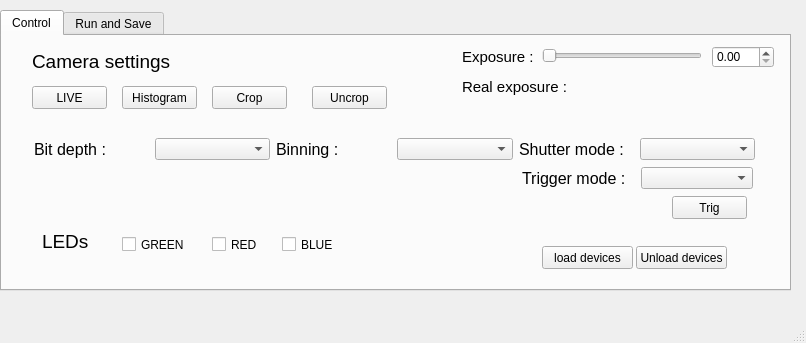
The window that isoi_window.ui (JohnstonLab/OMMI) describes before a commit, drawn with Qt 5.
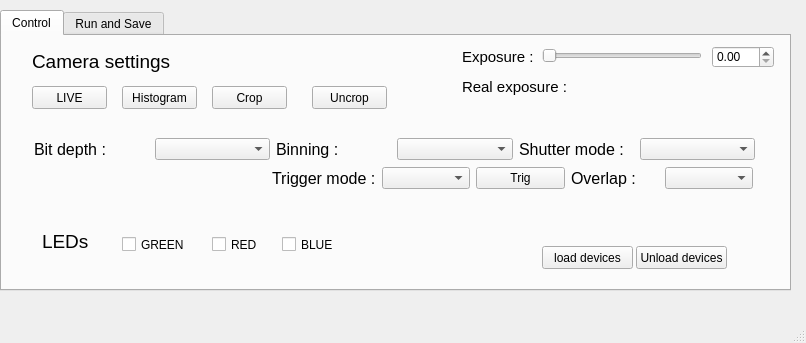
The same window after the commit.

What changed in the file:
```diff
--- a/isoi_window.ui
+++ b/isoi_window.ui
@@ -281,33 +281,6 @@
        </item>
       </layout>
      </widget>
-     <widget class="QWidget" name="layoutWidget">
-      <property name="geometry">
-       <rect>
-        <x>520</x>
-        <y>130</y>
-        <width>231</width>
-        <height>25</height>
-       </rect>
-      </property>
-      <layout class="QHBoxLayout" name="horizontalLayout_2">
-       <item>
-        <widget class="QLabel" name="label_14">
-         <property name="font">
-          <font>
-           <pointsize>12</pointsize>
-          </font>
-         </property>
-         <property name="text">
-          <string>Trigger mode :</string>
-         </property>
-        </widget>
-       </item>
-       <item>
-        <widget class="QComboBox" name="triggerBox"/>
-       </item>
-      </layout>
-     </widget>
      <widget class="QLabel" name="expLabel_2">
       <property name="geometry">
        <rect>
@@ -344,18 +317,54 @@
        <string/>
       </property>
      </widget>
-     <widget class="QPushButton" name="trigBtn">
+     <widget class="QWidget" name="">
       <property name="geometry">
        <rect>
-        <x>670</x>
-        <y>160</y>
-        <width>75</width>
-        <height>23</height>
+        <x>270</x>
+        <y>130</y>
+        <width>481</width>
+        <height>25</height>
        </rect>
       </property>
-      <property name="text">
-       <string>Trig</string>
-      </property>
+      <layout class="QHBoxLayout" name="horizontalLayout_2">
+       <item>
+        <widget class="QLabel" name="label_14">
+         <property name="font">
+          <font>
+           <pointsize>12</pointsize>
+          </font>
+         </property>
+         <property name="text">
+          <string>Trigger mode :</string>
+         </property>
+        </widget>
+       </item>
+       <item>
+        <widget class="QComboBox" name="triggerBox"/>
+       </item>
+       <item>
+        <widget class="QPushButton" name="trigBtn">
+         <property name="text">
+          <string>Trig</string>
+         </property>
+        </widget>
+       </item>
+       <item>
+        <widget class="QLabel" name="label_18">
+         <property name="font">
+          <font>
+           <pointsize>12</pointsize>
+          </font>
+         </property>
+         <property name="text">
+          <string>Overlap :</string>
+         </property>
+        </widget>
+       </item>
+       <item>
+        <widget class="QComboBox" name="overLapBox"/>
+       </item>
+      </layout>
      </widget>
     </widget>
     <widget class="QWidget" name="tab_2">
```
